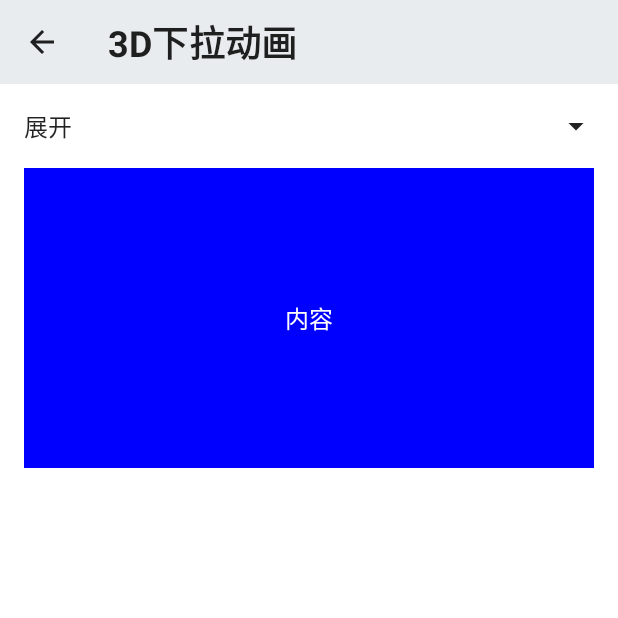
After one commit to wuhouchun123/my-application, an Android app built with Jetpack Compose: the Animated3DDropDown screen opened through its navigation route, on a phone screen of 412 x 824 dp, the top half of it. The commit adds this screen. Run offline under Robolectric (Android 15) with nearby library versions, the phone set to English and light mode, and no system bars.

Commit message:
3.5.1
Animated3DDropDown（3D下拉动画）-0.1.0

```diff
--- a/app/build.gradle
+++ b/app/build.gradle
@@ -11,8 +11,8 @@ android {
         applicationId "com.example.myapplication"
         minSdk 24
         targetSdk 33
-        versionCode 9
-        versionName "3.4.1"
+        versionCode 10
+        versionName "3.5.1"
 
         testInstrumentationRunner "androidx.test.runner.AndroidJUnitRunner"
         vectorDrawables {
--- a/app/src/main/java/com/example/myapplication/model/AppScreen.kt
+++ b/app/src/main/java/com/example/myapplication/model/AppScreen.kt
@@ -18,5 +18,6 @@ enum class AppScreen(val title: String) {
     Drawer(title = "侧边栏"),
     Chat(title = "聊天功能"),
     FixedBall(title = "滑动到某位置固定的球"),
-    CircularProgressBar(title = "动态圆弧进度条")
+    CircularProgressBar(title = "动态圆弧进度条"),
+    Animated3DDropDown(title = "3D下拉动画")
 }
--- a/app/src/main/java/com/example/myapplication/ui/components/AppNavHost.kt
+++ b/app/src/main/java/com/example/myapplication/ui/components/AppNavHost.kt
@@ -70,5 +70,9 @@ fun AppNavHost(
         composable(route = AppScreen.CircularProgressBar.name) {
             CircularProgressBarBox()
         }
+
+        composable(route = AppScreen.Animated3DDropDown.name) {
+            Animated3DDropDown()
+        }
     }
 }
--- /dev/null
+++ b/app/src/main/java/com/example/myapplication/ui/screens/Animated3DDropDown.kt
@@ -0,0 +1,76 @@
+package com.example.myapplication.ui.screens
+
+import androidx.compose.foundation.layout.Column
+import androidx.compose.foundation.layout.Row
+import androidx.compose.material.Text
+import androidx.compose.runtime.Composable
+import androidx.compose.ui.Modifier
+import androidx.compose.ui.res.painterResource
+import com.example.myapplication.R
+import androidx.compose.foundation.Image
+import androidx.compose.foundation.background
+import androidx.compose.foundation.layout.Arrangement
+import androidx.compose.foundation.layout.Box
+import androidx.compose.foundation.layout.Spacer
+import androidx.compose.foundation.layout.fillMaxSize
+import androidx.compose.foundation.layout.fillMaxWidth
+import androidx.compose.foundation.layout.height
+import androidx.compose.foundation.layout.padding
+import androidx.compose.foundation.layout.width
+import androidx.compose.material.Icon
+import androidx.compose.material.Surface
+import androidx.compose.material.icons.Icons
+import androidx.compose.material.icons.filled.ArrowDropDown
+import androidx.compose.ui.Alignment
+import androidx.compose.ui.graphics.Color
+import androidx.compose.ui.unit.dp
+
+@Composable
+fun Animated3DDropDown() {
+    Surface(
+        color = Color.White,
+        modifier = Modifier.fillMaxSize()
+    ) {
+        DropDown(
+            modifier = Modifier
+                .fillMaxWidth()
+                .padding(16.dp)
+        )
+    }
+}
+
+@Composable
+fun DropDown(
+    modifier: Modifier = Modifier
+) {
+    Column(
+        modifier = modifier
+            .fillMaxWidth(),
+        horizontalAlignment = Alignment.CenterHorizontally,
+        verticalArrangement = Arrangement.Top
+    ) {
+        Row(
+            modifier = Modifier.fillMaxWidth(),
+            verticalAlignment = Alignment.CenterVertically,
+            horizontalArrangement = Arrangement.SpaceBetween
+        ) {
+            Text("展开")
+            Icon(
+                imageVector = Icons.Default.ArrowDropDown,
+                contentDescription = "Open or close the drop down"
+            )
+        }
+
+        Spacer(modifier = Modifier.height(16.dp))
+
+        Box(
+            modifier = Modifier
+                .background(Color.Blue)
+                .fillMaxWidth()
+                .height(200.dp),
+            contentAlignment = Alignment.Center
+        ) {
+            Text(text = "内容", color = Color.White)
+        }
+    }
+}
--- a/app/src/main/java/com/example/myapplication/ui/screens/Timer2.kt
+++ b/app/src/main/java/com/example/myapplication/ui/screens/Timer2.kt
@@ -107,9 +107,12 @@ fun Timer2(
                     style = Stroke(width = 30f, cap = StrokeCap.Round)
                 )
                 val center = Offset(size.width / 2f, size.height / 2f)
+                // 获取弧度
                 val beta = (250f * value + 145f) * (PI / 180f).toFloat()
                 val r = size.width / 2f
+                // 用弧度beta获取坐标x
                 val a = cos(beta) * r
+                // 用弧度beta获取坐标y
                 val b = sin(beta) * r
                 drawPoints(
                     points = listOf(Offset(center.x + a, center.y + b)),
--- a/app/src/main/java/com/example/myapplication/viewModel/ExampleViewModel.kt
+++ b/app/src/main/java/com/example/myapplication/viewModel/ExampleViewModel.kt
@@ -16,6 +16,7 @@ class ExampleViewModel: ViewModel() {
         AppScreen.Drawer,
         AppScreen.Chat,
         AppScreen.FixedBall,
-        AppScreen.CircularProgressBar
+        AppScreen.CircularProgressBar,
+        AppScreen.Animated3DDropDown
     )
 }
```
Also changed, not shown: app/src/main/res/drawable/wrap.png (added).
